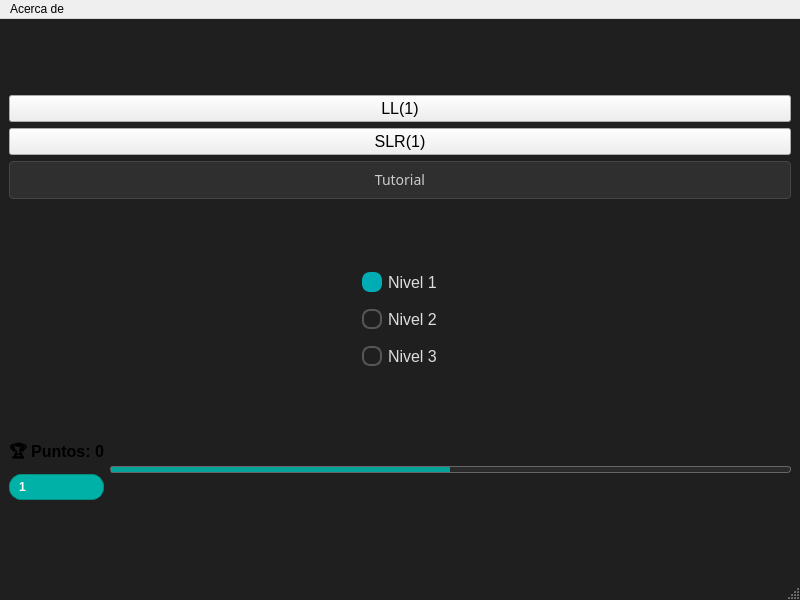
Above: mainwindow.ui from jose-rZM/SyntaxTutor before the change. Below: the same form after it.
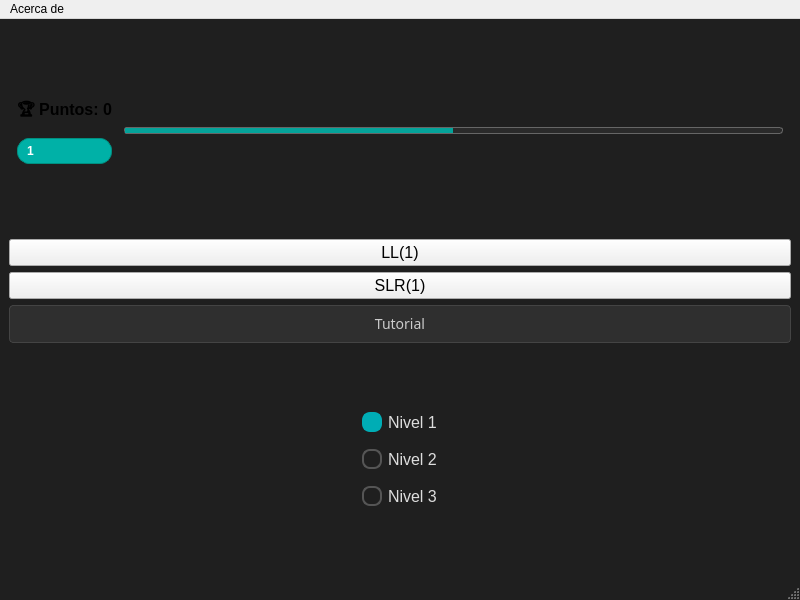
That is the form after the change. Icons and pictures are not drawn.

Commit message: place score and level at the top

Patch:
```diff
--- a/mainwindow.ui
+++ b/mainwindow.ui
@@ -32,236 +32,23 @@
   </property>
   <widget class="QWidget" name="centralwidget">
    <layout class="QVBoxLayout" name="verticalLayout_4">
-    <item>
-     <layout class="QVBoxLayout" name="verticalLayout">
-      <item>
-       <widget class="QPushButton" name="pushButton">
-        <property name="sizePolicy">
-         <sizepolicy hsizetype="Minimum" vsizetype="Maximum">
-          <horstretch>1</horstretch>
-          <verstretch>0</verstretch>
-         </sizepolicy>
-        </property>
-        <property name="minimumSize">
-         <size>
-          <width>432</width>
-          <height>0</height>
-         </size>
-        </property>
-        <property name="font">
-         <font>
-          <pointsize>12</pointsize>
-         </font>
-        </property>
-        <property name="text">
-         <string>LL(1)</string>
-        </property>
-       </widget>
-      </item>
-      <item>
-       <widget class="QPushButton" name="pushButton_2">
-        <property name="sizePolicy">
-         <sizepolicy hsizetype="Minimum" vsizetype="Fixed">
-          <horstretch>0</horstretch>
-          <verstretch>0</verstretch>
-         </sizepolicy>
-        </property>
-        <property name="minimumSize">
-         <size>
-          <width>432</width>
-          <height>0</height>
-         </size>
-        </property>
-        <property name="font">
-         <font>
-          <pointsize>12</pointsize>
-         </font>
-        </property>
-        <property name="text">
-         <string>SLR(1)</string>
-        </property>
-       </widget>
-      </item>
-      <item>
-       <widget class="QPushButton" name="tutorial">
-        <property name="sizePolicy">
-         <sizepolicy hsizetype="Minimum" vsizetype="Fixed">
-          <horstretch>0</horstretch>
-          <verstretch>0</verstretch>
-         </sizepolicy>
-        </property>
-        <property name="minimumSize">
-         <size>
-          <width>432</width>
-          <height>0</height>
-         </size>
-        </property>
-        <property name="font">
-         <font>
-          <family>Noto Sans</family>
-          <pointsize>-1</pointsize>
-         </font>
-        </property>
-        <property name="cursor">
-         <cursorShape>PointingHandCursor</cursorShape>
-        </property>
-        <property name="styleSheet">
-         <string notr="true">QPushButton {
-    background-color: #2F2F2F;        /* Gris muy oscuro, casi al tono de fondo */
-    color:            #CCCCCC;        /* Gris claro, sin llegar a blanco puro */
-    border:           1px solid #444; /* Borde sutil para definir límites */
-    padding:          8px 16px;
-    border-radius:    4px;
-    font-size:        14px;
-    font-family:      'Noto Sans';
-}
-QPushButton:hover {
-    background-color: #3A3A3A;        /* Un poco más claro al pasar el cursor */
-    color:            #FFFFFF;
-}
-QPushButton:pressed {
-    background-color: #262626;        /* Oscurece un pelín al pulsar */
-}</string>
-        </property>
-        <property name="text">
-         <string>Tutorial</string>
-        </property>
-       </widget>
-      </item>
-     </layout>
-    </item>
-    <item>
-     <layout class="QVBoxLayout" name="verticalLayout_2">
-      <property name="spacing">
-       <number>17</number>
-      </property>
-      <item alignment="Qt::AlignmentFlag::AlignHCenter">
-       <widget class="QRadioButton" name="lv1Button">
-        <property name="sizePolicy">
-         <sizepolicy hsizetype="Minimum" vsizetype="Maximum">
-          <horstretch>0</horstretch>
-          <verstretch>0</verstretch>
-         </sizepolicy>
-        </property>
-        <property name="font">
-         <font>
-          <pointsize>-1</pointsize>
-         </font>
-        </property>
-        <property name="styleSheet">
-         <string notr="true">QRadioButton {
-    color:    #DDDDDD;
-    font-size:16px;
-    spacing:  6px;
-}
-QRadioButton::indicator {
-    width:        16px;
-    height:       16px;
-    border-radius:8px;
-    border:       2px solid #555555;
-    background:   transparent;
-}
-QRadioButton::indicator:checked {
-    background: #00ADB5;
-    border:     2px solid #00ADB5;
-}
-QRadioButton::indicator:checked + QLabel {
-    color: #00ADB5;
-}
-</string>
-        </property>
-        <property name="text">
-         <string>Nivel 1</string>
-        </property>
-        <property name="checked">
-         <bool>true</bool>
-        </property>
-       </widget>
-      </item>
-      <item alignment="Qt::AlignmentFlag::AlignHCenter">
-       <widget class="QRadioButton" name="lv2Button">
-        <property name="sizePolicy">
-         <sizepolicy hsizetype="Minimum" vsizetype="Maximum">
-          <horstretch>0</horstretch>
-          <verstretch>0</verstretch>
-         </sizepolicy>
-        </property>
-        <property name="font">
-         <font>
-          <pointsize>-1</pointsize>
-         </font>
-        </property>
-        <property name="styleSheet">
-         <string notr="true">QRadioButton {
-    color:    #DDDDDD;
-    font-size:16px;
-    spacing:  6px;
-}
-QRadioButton::indicator {
-    width:        16px;
-    height:       16px;
-    border-radius:8px;
-    border:       2px solid #555555;
-    background:   transparent;
-}
-QRadioButton::indicator:checked {
-    background: #00ADB5;
-    border:     2px solid #00ADB5;
-}
-QRadioButton::indicator:checked + QLabel {
-    color: #00ADB5;
-}
-</string>
-        </property>
-        <property name="text">
-         <string>Nivel 2</string>
-        </property>
-       </widget>
-      </item>
-      <item alignment="Qt::AlignmentFlag::AlignHCenter">
-       <widget class="QRadioButton" name="lv3Button">
-        <property name="sizePolicy">
-         <sizepolicy hsizetype="Minimum" vsizetype="Maximum">
-          <horstretch>0</horstretch>
-          <verstretch>0</verstretch>
-         </sizepolicy>
-        </property>
-        <property name="font">
-         <font>
-          <pointsize>-1</pointsize>
-         </font>
-        </property>
-        <property name="styleSheet">
-         <string notr="true">QRadioButton {
-    color:    #DDDDDD;
-    font-size:16px;
-    spacing:  6px;
-}
-QRadioButton::indicator {
-    width:        16px;
-    height:       16px;
-    border-radius:8px;
-    border:       2px solid #555555;
-    background:   transparent;
-}
-QRadioButton::indicator:checked {
-    background: #00ADB5;
-    border:     2px solid #00ADB5;
-}
-QRadioButton::indicator:checked + QLabel {
-    color: #00ADB5;
-}
-</string>
-        </property>
-        <property name="text">
-         <string>Nivel 3</string>
-        </property>
-       </widget>
-      </item>
-     </layout>
-    </item>
     <item>
      <layout class="QHBoxLayout" name="horizontalLayout">
+      <property name="spacing">
+       <number>12</number>
+      </property>
+      <property name="leftMargin">
+       <number>8</number>
+      </property>
+      <property name="topMargin">
+       <number>6</number>
+      </property>
+      <property name="rightMargin">
+       <number>8</number>
+      </property>
+      <property name="bottomMargin">
+       <number>6</number>
+      </property>
       <item>
        <layout class="QVBoxLayout" name="verticalLayout_3">
         <item>
@@ -377,6 +164,234 @@
       </item>
      </layout>
     </item>
+    <item>
+     <layout class="QVBoxLayout" name="verticalLayout">
+      <item>
+       <widget class="QPushButton" name="pushButton">
+        <property name="sizePolicy">
+         <sizepolicy hsizetype="Minimum" vsizetype="Maximum">
+          <horstretch>1</horstretch>
+          <verstretch>0</verstretch>
+         </sizepolicy>
+        </property>
+        <property name="minimumSize">
+         <size>
+          <width>432</width>
+          <height>0</height>
+         </size>
+        </property>
+        <property name="font">
+         <font>
+          <pointsize>12</pointsize>
+         </font>
+        </property>
+        <property name="text">
+         <string>LL(1)</string>
+        </property>
+       </widget>
+      </item>
+      <item>
+       <widget class="QPushButton" name="pushButton_2">
+        <property name="sizePolicy">
+         <sizepolicy hsizetype="Minimum" vsizetype="Fixed">
+          <horstretch>0</horstretch>
+          <verstretch>0</verstretch>
+         </sizepolicy>
+        </property>
+        <property name="minimumSize">
+         <size>
+          <width>432</width>
+          <height>0</height>
+         </size>
+        </property>
+        <property name="font">
+         <font>
+          <pointsize>12</pointsize>
+         </font>
+        </property>
+        <property name="text">
+         <string>SLR(1)</string>
+        </property>
+       </widget>
+      </item>
+      <item>
+       <widget class="QPushButton" name="tutorial">
+        <property name="sizePolicy">
+         <sizepolicy hsizetype="Minimum" vsizetype="Fixed">
+          <horstretch>0</horstretch>
+          <verstretch>0</verstretch>
+         </sizepolicy>
+        </property>
+        <property name="minimumSize">
+         <size>
+          <width>432</width>
+          <height>0</height>
+         </size>
+        </property>
+        <property name="font">
+         <font>
+          <family>Noto Sans</family>
+          <pointsize>-1</pointsize>
+         </font>
+        </property>
+        <property name="cursor">
+         <cursorShape>PointingHandCursor</cursorShape>
+        </property>
+        <property name="styleSheet">
+         <string notr="true">QPushButton {
+    background-color: #2F2F2F;        /* Gris muy oscuro, casi al tono de fondo */
+    color:            #CCCCCC;        /* Gris claro, sin llegar a blanco puro */
+    border:           1px solid #444; /* Borde sutil para definir límites */
+    padding:          8px 16px;
+    border-radius:    4px;
+    font-size:        14px;
+    font-family:      'Noto Sans';
+}
+QPushButton:hover {
+    background-color: #3A3A3A;        /* Un poco más claro al pasar el cursor */
+    color:            #FFFFFF;
+}
+QPushButton:pressed {
+    background-color: #262626;        /* Oscurece un pelín al pulsar */
+}</string>
+        </property>
+        <property name="text">
+         <string>Tutorial</string>
+        </property>
+       </widget>
+      </item>
+     </layout>
+    </item>
+    <item>
+     <layout class="QVBoxLayout" name="verticalLayout_2">
+      <property name="spacing">
+       <number>17</number>
+      </property>
+      <item alignment="Qt::AlignmentFlag::AlignHCenter">
+       <widget class="QRadioButton" name="lv1Button">
+        <property name="sizePolicy">
+         <sizepolicy hsizetype="Minimum" vsizetype="Maximum">
+          <horstretch>0</horstretch>
+          <verstretch>0</verstretch>
+         </sizepolicy>
+        </property>
+        <property name="font">
+         <font>
+          <pointsize>-1</pointsize>
+         </font>
+        </property>
+        <property name="styleSheet">
+         <string notr="true">QRadioButton {
+    color:    #DDDDDD;
+    font-size:16px;
+    spacing:  6px;
+}
+QRadioButton::indicator {
+    width:        16px;
+    height:       16px;
+    border-radius:8px;
+    border:       2px solid #555555;
+    background:   transparent;
+}
+QRadioButton::indicator:checked {
+    background: #00ADB5;
+    border:     2px solid #00ADB5;
+}
+QRadioButton::indicator:checked + QLabel {
+    color: #00ADB5;
+}
+</string>
+        </property>
+        <property name="text">
+         <string>Nivel 1</string>
+        </property>
+        <property name="checked">
+         <bool>true</bool>
+        </property>
+       </widget>
+      </item>
+      <item alignment="Qt::AlignmentFlag::AlignHCenter">
+       <widget class="QRadioButton" name="lv2Button">
+        <property name="sizePolicy">
+         <sizepolicy hsizetype="Minimum" vsizetype="Maximum">
+          <horstretch>0</horstretch>
+          <verstretch>0</verstretch>
+         </sizepolicy>
+        </property>
+        <property name="font">
+         <font>
+          <pointsize>-1</pointsize>
+         </font>
+        </property>
+        <property name="styleSheet">
+         <string notr="true">QRadioButton {
+    color:    #DDDDDD;
+    font-size:16px;
+    spacing:  6px;
+}
+QRadioButton::indicator {
+    width:        16px;
+    height:       16px;
+    border-radius:8px;
+    border:       2px solid #555555;
+    background:   transparent;
+}
+QRadioButton::indicator:checked {
+    background: #00ADB5;
+    border:     2px solid #00ADB5;
+}
+QRadioButton::indicator:checked + QLabel {
+    color: #00ADB5;
+}
+</string>
+        </property>
+        <property name="text">
+         <string>Nivel 2</string>
+        </property>
+       </widget>
+      </item>
+      <item alignment="Qt::AlignmentFlag::AlignHCenter">
+       <widget class="QRadioButton" name="lv3Button">
+        <property name="sizePolicy">
+         <sizepolicy hsizetype="Minimum" vsizetype="Maximum">
+          <horstretch>0</horstretch>
+          <verstretch>0</verstretch>
+         </sizepolicy>
+        </property>
+        <property name="font">
+         <font>
+          <pointsize>-1</pointsize>
+         </font>
+        </property>
+        <property name="styleSheet">
+         <string notr="true">QRadioButton {
+    color:    #DDDDDD;
+    font-size:16px;
+    spacing:  6px;
+}
+QRadioButton::indicator {
+    width:        16px;
+    height:       16px;
+    border-radius:8px;
+    border:       2px solid #555555;
+    background:   transparent;
+}
+QRadioButton::indicator:checked {
+    background: #00ADB5;
+    border:     2px solid #00ADB5;
+}
+QRadioButton::indicator:checked + QLabel {
+    color: #00ADB5;
+}
+</string>
+        </property>
+        <property name="text">
+         <string>Nivel 3</string>
+        </property>
+       </widget>
+      </item>
+     </layout>
+    </item>
    </layout>
   </widget>
   <widget class="QMenuBar" name="menubar">
```
